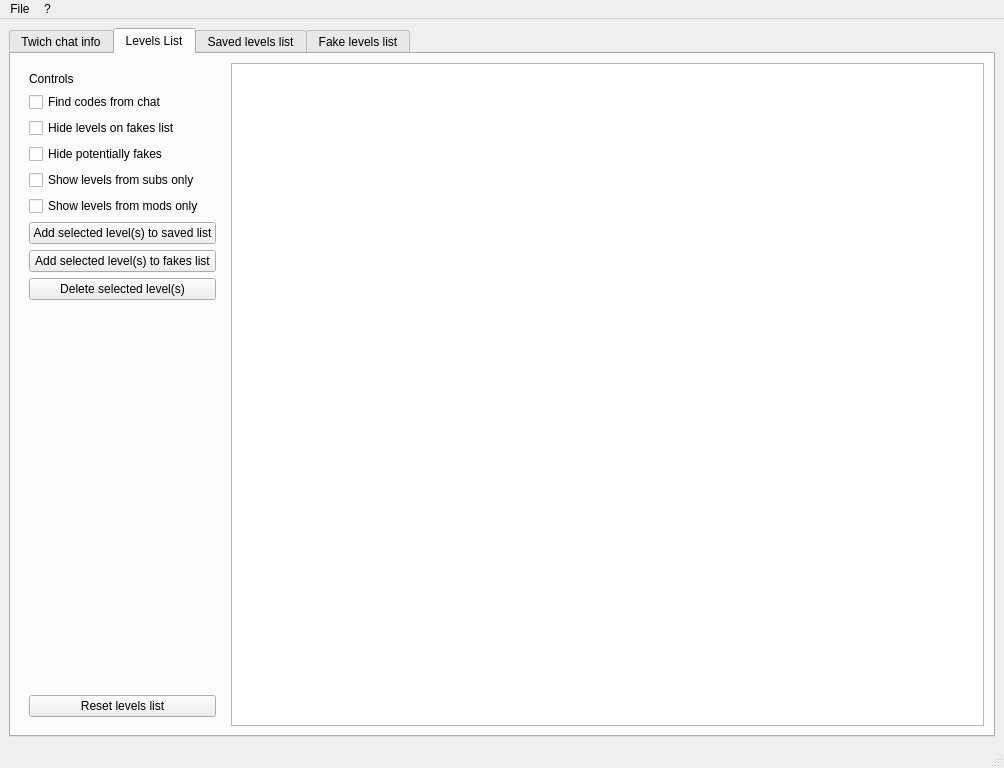
The window that MarioMakerLevelsBot/MarioMakerLevelsBot/ui/window.ui (RLejolivet/MarioMakerLevelsBot) describes before a commit, drawn with Qt 5.
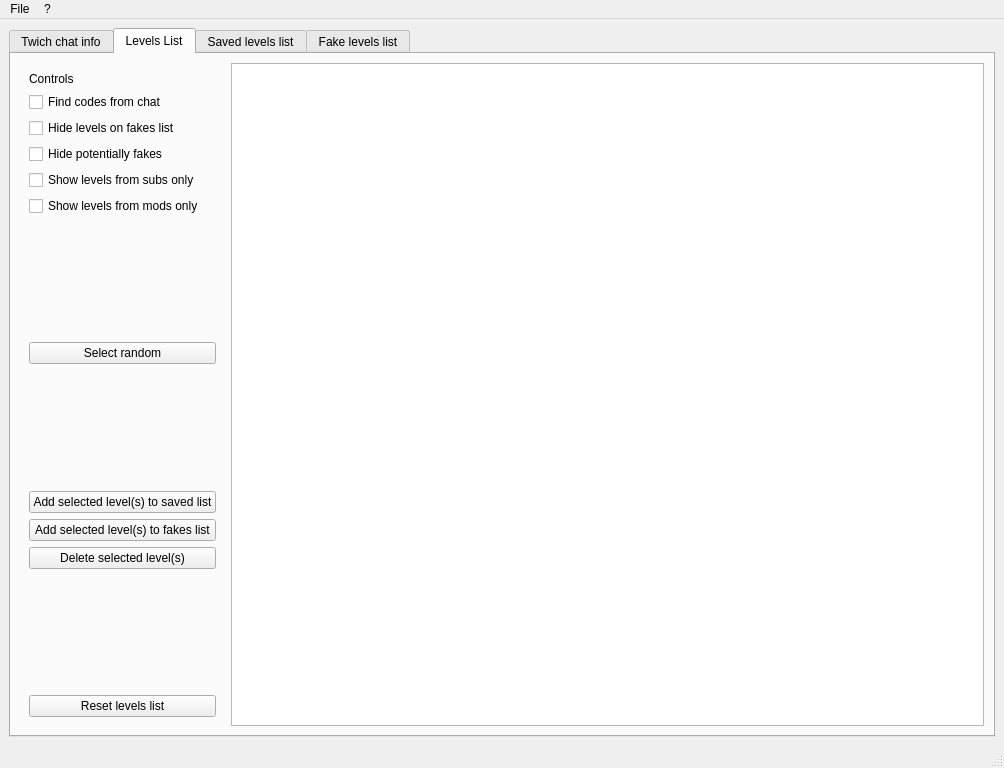
The same window after the commit. The open tabs and pages were chosen to show the change.

Commit message: Added "select random" button

What changed in the file:
```diff
--- a/MarioMakerLevelsBot/MarioMakerLevelsBot/ui/window.ui
+++ b/MarioMakerLevelsBot/MarioMakerLevelsBot/ui/window.ui
@@ -194,6 +194,39 @@
              </property>
             </widget>
            </item>
+           <item>
+            <spacer name="verticalSpacer_5">
+             <property name="orientation">
+              <enum>Qt::Vertical</enum>
+             </property>
+             <property name="sizeHint" stdset="0">
+              <size>
+               <width>20</width>
+               <height>40</height>
+              </size>
+             </property>
+            </spacer>
+           </item>
+           <item>
+            <widget class="QPushButton" name="select_random_button">
+             <property name="text">
+              <string>Select random</string>
+             </property>
+            </widget>
+           </item>
+           <item>
+            <spacer name="verticalSpacer_6">
+             <property name="orientation">
+              <enum>Qt::Vertical</enum>
+             </property>
+             <property name="sizeHint" stdset="0">
+              <size>
+               <width>20</width>
+               <height>40</height>
+              </size>
+             </property>
+            </spacer>
+           </item>
            <item>
             <widget class="QPushButton" name="save_level_button">
              <property name="text">
```
The commit also changes 2 other files.
